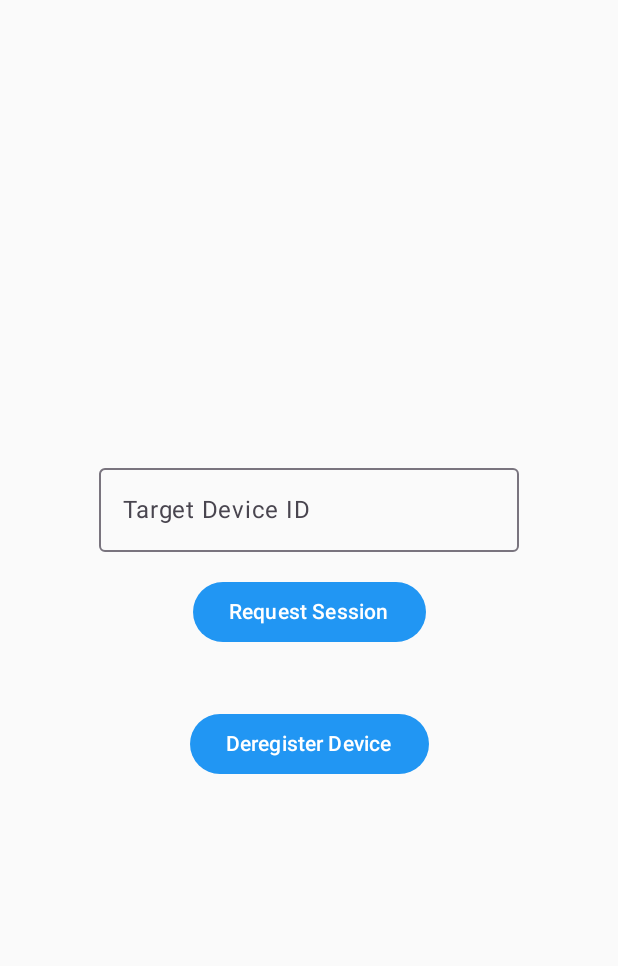
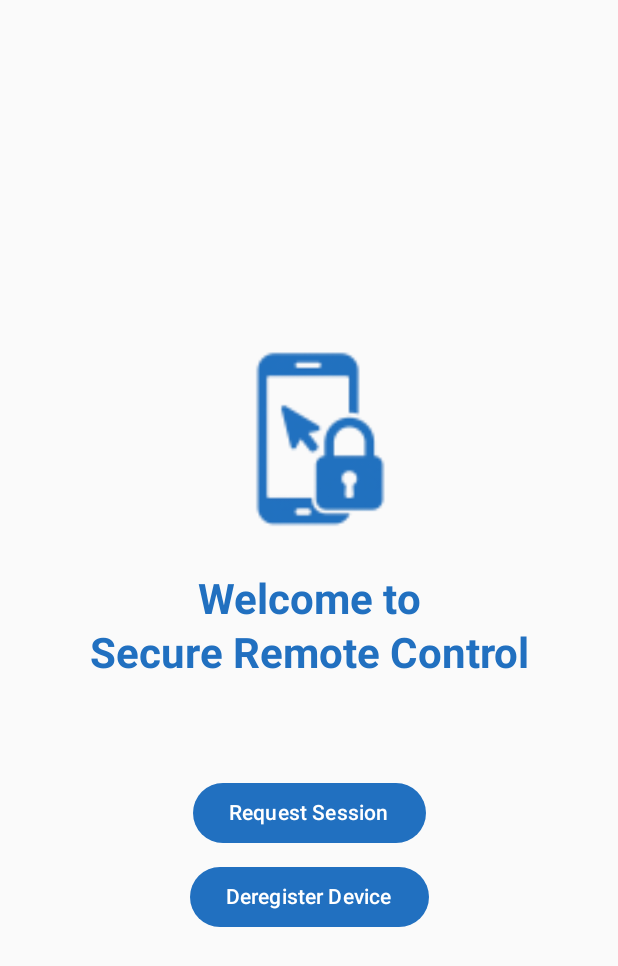
Before and after one commit to SI-SecureRemoteControl/Client-Side-Android-app, an Android app built with Jetpack Compose: the MainScreen screen opened through its navigation route, on a phone screen of 412 x 824 dp. Shown: the top 966 px of the screen. Run offline under Robolectric (Android 15) with nearby library versions, the phone set to English and light mode, and no system bars; our stand-ins replace Dagger/Hilt's generated code.

Commit message:
Further UI changes and updates to session requesting (yet to be tested due to comm layer)

```diff
--- a/app/src/main/java/ba/unsa/etf/si/secureremotecontrol/MainScreen.kt
+++ b/app/src/main/java/ba/unsa/etf/si/secureremotecontrol/MainScreen.kt
@@ -1,6 +1,7 @@
 package ba.unsa.etf.si.secureremotecontrol
 
 import android.widget.Toast
+import androidx.compose.foundation.Image
 import androidx.compose.foundation.layout.Arrangement
 import androidx.compose.foundation.layout.Column
 import androidx.compose.foundation.layout.Spacer
@@ -11,7 +12,13 @@ import androidx.compose.material3.*
 import androidx.compose.runtime.*
 import androidx.compose.ui.Alignment
 import androidx.compose.ui.Modifier
+import androidx.compose.ui.graphics.graphicsLayer
 import androidx.compose.ui.platform.LocalContext
+import androidx.compose.ui.res.painterResource
+import androidx.compose.ui.res.stringResource
+import androidx.compose.ui.text.font.FontWeight
+import androidx.compose.ui.text.style.TextAlign
+import androidx.compose.ui.tooling.preview.Preview
 import androidx.compose.ui.unit.dp
 import androidx.hilt.navigation.compose.hiltViewModel
 import ba.unsa.etf.si.secureremotecontrol.presentation.main.MainViewModel
@@ -22,11 +29,46 @@ fun MainScreen(
     viewModel: MainViewModel = hiltViewModel(),
     onDeregister: () -> Unit
 ) {
-    var toDeviceId by remember { mutableStateOf("") }
     val sessionState by viewModel.sessionState.collectAsState()
     var buttonEnabled by remember { mutableStateOf(true) }
 
     val context = LocalContext.current
+
+    when (sessionState) {
+        is SessionState.Rejected -> {
+            Toast.makeText(context, "Session request rejected.", Toast.LENGTH_LONG).show()
+            viewModel.resetSessionState()
+        }
+        is SessionState.Accepted -> {
+            var showDialog by remember { mutableStateOf(true) }
+
+            if (showDialog) {
+                AlertDialog(
+                    onDismissRequest = { showDialog = false },
+                    title = { Text("Confirm Session") },
+                    text = { Text("Do you want to confirm the session?") },
+                    confirmButton = {
+                        Button(onClick = {
+                            showDialog = false
+                            viewModel.sendSessionFinalConfirmation(true) // User accepted
+                        }) {
+                            Text("Yes")
+                        }
+                    },
+                    dismissButton = {
+                        Button(onClick = {
+                            showDialog = false
+                            viewModel.sendSessionFinalConfirmation(false) // User rejected
+                        }) {
+                            Text("No")
+                        }
+                    }
+                )
+            }
+        }
+        else -> {}
+    }
+
 
     Column(
         modifier = Modifier
@@ -35,25 +77,38 @@ fun MainScreen(
         horizontalAlignment = Alignment.CenterHorizontally,
         verticalArrangement = Arrangement.Center
     ) {
-        OutlinedTextField(
-            value = toDeviceId,
-            onValueChange = { toDeviceId = it },
-            label = { Text("Target Device ID") }
+        Image(
+            painter = painterResource(id = R.mipmap.ic_launcher_foreground),
+            contentDescription = stringResource(id = R.string.app_name),
+            modifier = Modifier
+                .height(180.dp).graphicsLayer(
+                    scaleX = 2.5f,
+                    scaleY = 2.5f,
+                    translationX = 10f
+                )
         )
 
-        Spacer(modifier = Modifier.height(16.dp))
+        Text(
+            textAlign = TextAlign.Center,
+            text = stringResource(id = R.string.title),
+            style = MaterialTheme.typography.headlineMedium,
+            color = MaterialTheme.colorScheme.primary,
+            fontWeight = FontWeight.Bold,
+        )
+
+        Spacer(modifier = Modifier.height(64.dp))
 
         Button(
             onClick = {
                 buttonEnabled = false
-                viewModel.requestSession(toDeviceId)
+                viewModel.requestSession()
             },
             enabled = buttonEnabled
         ) {
             Text("Request Session")
         }
 
-        Spacer(modifier = Modifier.height(16.dp))
+        Spacer(modifier = Modifier.height(8.dp))
 
         when (sessionState) {
             is SessionState.Requesting -> Text("Requesting session...")
@@ -62,6 +117,7 @@ fun MainScreen(
                 buttonEnabled = true
             }
             is SessionState.Accepted -> Text("Session accepted!")
+            is SessionState.Waiting -> Text("Waiting for response...")
             is SessionState.Rejected -> {
                 Text("Session rejected.")
                 buttonEnabled = true
@@ -75,9 +131,8 @@ fun MainScreen(
             else -> {}
         }
 
-        Spacer(modifier = Modifier.height(24.dp))
 
-        Button(onClick = { onDeregister() }) {
+        Button(onClick = { viewModel.stopObservingMessages(); onDeregister() }, enabled = buttonEnabled) {
             Text("Deregister Device")
         }
     }
--- a/app/src/main/java/ba/unsa/etf/si/secureremotecontrol/RegisterScreen.kt
+++ b/app/src/main/java/ba/unsa/etf/si/secureremotecontrol/RegisterScreen.kt
@@ -1,11 +1,17 @@
 package ba.unsa.etf.si.secureremotecontrol
 
 import android.util.Log
+import androidx.compose.foundation.Image
 import androidx.compose.foundation.layout.*
 import androidx.compose.material3.*
 import androidx.compose.runtime.*
 import androidx.compose.ui.Alignment
 import androidx.compose.ui.Modifier
+import androidx.compose.ui.graphics.graphicsLayer
+import androidx.compose.ui.res.painterResource
+import androidx.compose.ui.res.stringResource
+import androidx.compose.ui.text.font.FontWeight
+import androidx.compose.ui.text.style.TextAlign
 import androidx.compose.ui.unit.dp
 import androidx.hilt.navigation.compose.hiltViewModel
 import ba.unsa.etf.si.secureremotecontrol.presentation.device.DeviceState
@@ -17,11 +23,19 @@ fun RegisterScreen(
     onRegistrationSuccess: () -> Unit
 ) {
     var registrationKey by remember { mutableStateOf("") }
+    var isLoading by remember { mutableStateOf(false) }
 
     LaunchedEffect(viewModel.deviceState) {
         viewModel.deviceState.collect { state ->
-            if (state is DeviceState.Registered) {
-                onRegistrationSuccess()
+            when (state) {
+                is DeviceState.Registered -> {
+                    isLoading = false
+                    onRegistrationSuccess()
+                }
+                is DeviceState.Error -> {
+                    isLoading = false
+                }
+                else -> Unit
             }
         }
     }
@@ -33,13 +47,27 @@ fun RegisterScreen(
         horizontalAlignment = Alignment.CenterHorizontally,
         verticalArrangement = Arrangement.Center
     ) {
+        Image(
+            painter = painterResource(id = R.mipmap.ic_launcher_foreground),
+            contentDescription = stringResource(id = R.string.app_name),
+            modifier = Modifier
+                .height(180.dp)
+                .graphicsLayer(
+                    scaleX = 2.5f,
+                    scaleY = 2.5f,
+                    translationX = 10f
+                )
+        )
+
         Text(
-            text = "Welcome to Secure Remote Control!",
+            textAlign = TextAlign.Center,
+            text = stringResource(id = R.string.title),
             style = MaterialTheme.typography.headlineMedium,
             color = MaterialTheme.colorScheme.primary,
+            fontWeight = FontWeight.Bold,
         )
 
-        Spacer(modifier = Modifier.height(16.dp))
+        Spacer(modifier = Modifier.height(24.dp))
 
         Text(
             text = "Start by entering your registration key below",
@@ -47,7 +75,7 @@ fun RegisterScreen(
             color = MaterialTheme.colorScheme.onBackground
         )
 
-        Spacer(modifier = Modifier.height(24.dp))
+        Spacer(modifier = Modifier.height(8.dp))
 
         OutlinedTextField(
             value = registrationKey,
@@ -59,13 +87,25 @@ fun RegisterScreen(
         Spacer(modifier = Modifier.height(16.dp))
 
         Button(
-            onClick = { viewModel.registerDevice(registrationKey) },
+            onClick = {
+                isLoading = true
+                viewModel.registerDevice(registrationKey)
+            },
+            enabled = !isLoading,
             colors = ButtonDefaults.buttonColors(
                 containerColor = MaterialTheme.colorScheme.primary,
                 contentColor = MaterialTheme.colorScheme.onPrimary
             )
         ) {
-            Text("Register")
+            if (isLoading) {
+                CircularProgressIndicator(
+                    color = MaterialTheme.colorScheme.onPrimary,
+                    modifier = Modifier.size(20.dp),
+                    strokeWidth = 2.dp
+                )
+            } else {
+                Text("Register")
+            }
         }
     }
 }
--- a/app/src/main/java/ba/unsa/etf/si/secureremotecontrol/data/websocket/WebSocketService.kt
+++ b/app/src/main/java/ba/unsa/etf/si/secureremotecontrol/data/websocket/WebSocketService.kt
@@ -8,6 +8,7 @@ interface WebSocketService {
     fun connectWebSocket(): WebSocket
     fun observeMessages(): Flow<String>
     fun sendRegistration(device: Device)
+    fun sendFinalConformation(from: String, token: String, decision: Boolean)
     fun sendSessionRequest(from: String, token: String)
     fun disconnect()
     fun startHeartbeat(deviceId: String)
--- a/app/src/main/java/ba/unsa/etf/si/secureremotecontrol/di/WebSocketServiceImpl.kt
+++ b/app/src/main/java/ba/unsa/etf/si/secureremotecontrol/di/WebSocketServiceImpl.kt
@@ -10,6 +10,7 @@ import kotlinx.coroutines.flow.Flow
 import kotlinx.coroutines.flow.callbackFlow
 import okhttp3.OkHttpClient
 import okhttp3.Request
+import okhttp3.Response
 import okhttp3.WebSocket
 import okhttp3.WebSocketListener
 import org.json.JSONObject
@@ -21,7 +22,7 @@ class WebSocketServiceImpl @Inject constructor(
     private val client: OkHttpClient,
     private val gson: Gson
 ) : WebSocketService {
-    private var webSocket: WebSocket? = null
+
     private var heartbeatJob: Job? = null
     private val clientScope = CoroutineScope(Dispatchers.IO + SupervisorJob())
 
@@ -30,13 +31,33 @@ class WebSocketServiceImpl @Inject constructor(
     private val RETRY_DELAY_MS = 5000L // 5s
     private var retryCount = 0
 
+    private var webSocket: WebSocket? = null
+    private var isConnected = false
+
     override fun connectWebSocket(): WebSocket {
-        val request = Request.Builder()
-            .url("wss://remote-control-gateway.onrender.com/")
-            .build()
+        if (isConnected) {
+            Log.d("WebSocketService", "WebSocket is already connected.")
+            return webSocket!!
+        }
 
-        return client.newWebSocket(request, createWebSocketListener())
-            .also { webSocket = it }
+        val request = Request.Builder().url("wss://remote-control-gateway.onrender.com/").build()
+        webSocket = client.newWebSocket(request, object : WebSocketListener() {
+            override fun onOpen(webSocket: WebSocket, response: Response) {
+                isConnected = true
+                Log.d("WebSocketService", "WebSocket connected.")
+            }
+
+            override fun onFailure(webSocket: WebSocket, t: Throwable, response: Response?) {
+                isConnected = false
+                Log.e("WebSocketService", "WebSocket connection failed: ${t.message}")
+            }
+
+            override fun onClosed(webSocket: WebSocket, code: Int, reason: String) {
+                isConnected = false
+                Log.d("WebSocketService", "WebSocket closed: $reason")
+            }
+        })
+        return webSocket!!
     }
 
     override fun observeMessages(): Flow<String> = callbackFlow {
@@ -68,10 +89,21 @@ class WebSocketServiceImpl @Inject constructor(
         startHeartbeat(device.deviceId)
     }
 
+    override fun sendFinalConformation(from: String, token: String, decision: Boolean) {
+        val message = gson.toJson(mapOf(
+            "type" to "session_final_confirmation",
+            "from" to from,
+            "token" to token,
+            "decision" to if (decision) "accepted" else "rejected"
+        ))
+        webSocket?.send(message)
+    }
+
     override fun disconnect() {
         stopHeartbeat()
-        webSocket?.close(1000, "Disconnecting")
+        webSocket?.close(1000, "Closing WebSocket")
         webSocket = null
+        isConnected = false
     }
 
     fun sendDeregistration(device: Device) {
@@ -100,6 +132,10 @@ class WebSocketServiceImpl @Inject constructor(
     }
 
     override fun sendSessionRequest(from: String, token: String) {
+        if (!isConnected) {
+            Log.e("WebSocketService", "Cannot send session request: WebSocket is not connected.")
+            return
+        }
         val message = gson.toJson(mapOf(
             "type" to "session_request",
             "from" to from,
--- a/app/src/main/java/ba/unsa/etf/si/secureremotecontrol/ui/theme/Color.kt
+++ b/app/src/main/java/ba/unsa/etf/si/secureremotecontrol/ui/theme/Color.kt
@@ -10,6 +10,6 @@ val Purple40 = Color(0xFF6650a4)
 val PurpleGrey40 = Color(0xFF625b71)
 val Pink40 = Color(0xFF7D5260)
 
-val BluePrimary = Color(0xFF2196F3) // Blue
+val BluePrimary = Color(0xFF2170c0) // Blue
 val BluePrimaryVariant = Color(0xFF1976D2) // Darker Blue
-val BlueSecondary = Color(0xFFBBDEFB) // Light Blue
+val BlueSecondary = Color(0xFF164C83) // Light Blue
--- a/app/src/main/res/values/strings.xml
+++ b/app/src/main/res/values/strings.xml
@@ -1,3 +1,4 @@
 <resources>
     <string name="app_name">SecureRemoteControl</string>
+    <string name="title">Welcome to\nSecure Remote Control</string>
 </resources>
```
Also changed, not shown: app/src/main/java/ba/unsa/etf/si/secureremotecontrol/presentation/device/DeviceViewModel.kt (+13 -3 lines), app/src/main/java/ba/unsa/etf/si/secureremotecontrol/presentation/main/MainViewModel.kt (+68 -22 lines), app/src/main/java/ba/unsa/etf/si/secureremotecontrol/presentation/verification/DeregistrationScreen.kt (+16 -47 lines), app/src/main/java/ba/unsa/etf/si/secureremotecontrol/presentation/verification/VerificationViewModel.kt (+5 -3 lines).
